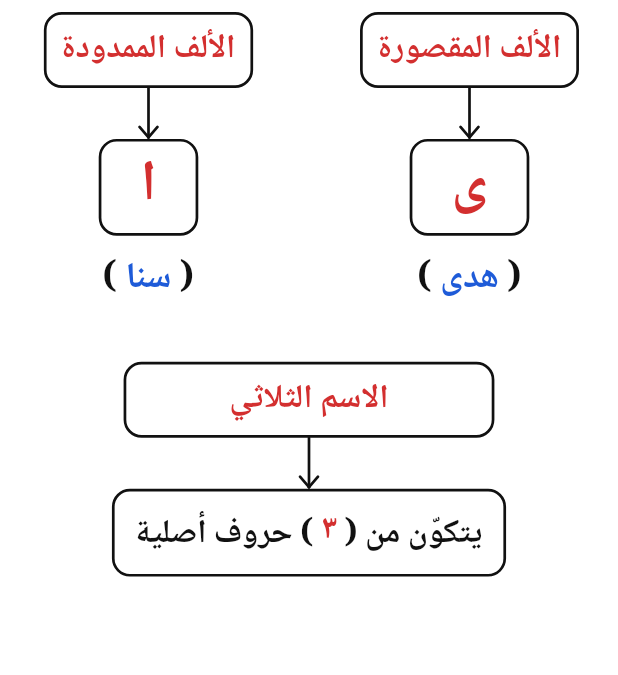
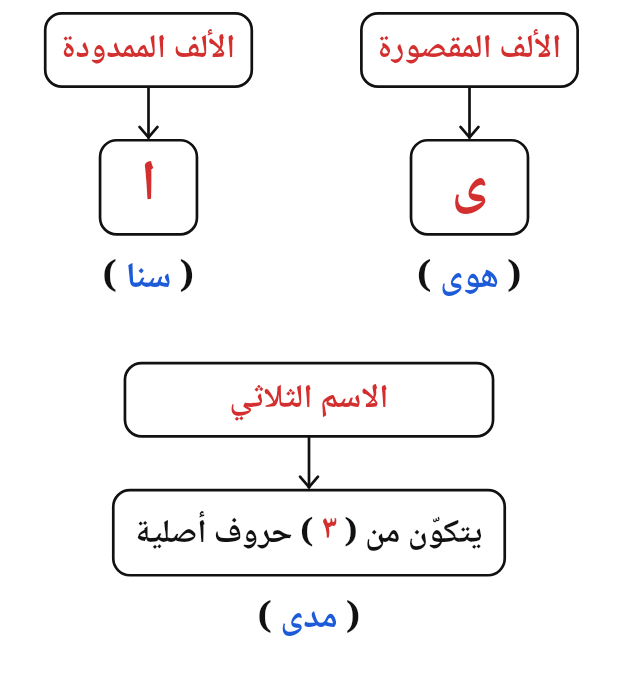
Before and after one commit to alansaria2026/imlaa-app, a Flutter app: the AlifBasicsRule widget shown alone on an empty page, opened directly, on a phone screen of 412 x 824 dp. Shown: the top 675 px of the screen. Run offline on Flutter 3.47's test engine with Material 3 defaults, Android fonts, the phone set to English and light mode, and no system bars; our stand-ins replace audioplayers, flutter_tts, shared_preferences; accounts and stored records are empty.

```diff
--- a/lib/data/alif_lesson.dart
+++ b/lib/data/alif_lesson.dart
@@ -32,11 +32,11 @@ class AlifWord {
 
 const alifRuleSpeech =
     'الألفُ الممدودةُ تُكتَبُ هكذا: ا، مثلُ: سَنا. والألفُ المقصورةُ '
-    'تُكتَبُ هكذا: ى، مثلُ: هُدى. والاسمُ الثلاثيُّ هو الذي يتكوّنُ من '
-    'ثلاثةِ حروفٍ أصليةٍ.';
+    'تُكتَبُ هكذا: ى، مثلُ: هَوى. والاسمُ الثلاثيُّ هو الذي يتكوّنُ من '
+    'ثلاثةِ حروفٍ أصليةٍ، مثلُ: مَدى.';
 
-/// أمثلة القاعدة (ص ١): الألف الممدودة، والمقصورة.
-const alifRuleExamples = [('سنا', 'سَنا'), ('هدى', 'هُدى')];
+/// أمثلة القاعدة (ص ١): الألف الممدودة، والمقصورة، والاسم الثلاثي.
+const alifRuleExamples = [('سنا', 'سَنا'), ('هوى', 'هَوى'), ('مدى', 'مَدى')];
 
 const triliteralRuleSpeech =
     'الاسمُ الثلاثيُّ المنتهي بالألفِ: إذا كانَ أولُه مضمومًا يُكتَبُ '
--- a/lib/lesson/alif_lesson_pages.dart
+++ b/lib/lesson/alif_lesson_pages.dart
@@ -19,7 +19,7 @@ List<LessonPageSpec> buildAlifLessonPages([Random? random]) {
       title: 'القاعدة',
       emoji: '📖',
       tappable: true,
-      heading: 'الألف الممدودة والألف المقصورة',
+      heading: 'الألف المقصورة والألف الممدودة',
       rule: const AlifBasicsRule(),
       speech: alifRuleSpeech,
       hint: 'الممدودة (ا) قائمة، والمقصورة (ى) كالياء بلا نقطتين.',
--- a/lib/lesson/alif_rule_content.dart
+++ b/lib/lesson/alif_rule_content.dart
@@ -147,7 +147,19 @@ class _AlifBranch extends StatelessWidget {
         child: Text(letter, style: AppTheme.word(38, color: AppColors.al)),
       ),
       const SizedBox(height: 10),
-      Text.rich(
+      _BoxExample(word, spoken),
+    ],
+  );
+}
+
+/// مثال بين قوسين تحت المربع، يُسمع بالضغط عليه.
+class _BoxExample extends StatelessWidget {
+  const _BoxExample(this.word, this.spoken);
+  final String word;
+  final String spoken;
+
+  @override
+  Widget build(BuildContext context) => Text.rich(
     TextSpan(
       children: [
         const TextSpan(text: '( '),
@@ -156,8 +168,6 @@ class _AlifBranch extends StatelessWidget {
       ],
     ),
     style: AppTheme.word(24),
-      ),
-    ],
   );
 }
 
@@ -167,7 +177,7 @@ class AlifBasicsRule extends StatelessWidget {
 
   @override
   Widget build(BuildContext context) {
-    final [(mw, ms), (qw, qs)] = alifRuleExamples;
+    final [(mw, ms), (qw, qs), (tw, ts)] = alifRuleExamples;
     return NaskhRule(
       child: Padding(
         padding: const EdgeInsets.symmetric(vertical: 8),
@@ -217,6 +227,8 @@ class AlifBasicsRule extends StatelessWidget {
                 ),
               ),
             ),
+            const SizedBox(height: 10),
+            _BoxExample(tw, ts),
           ],
         ),
       ),
```
Lines whose indentation alone changed are shown as unchanged.
